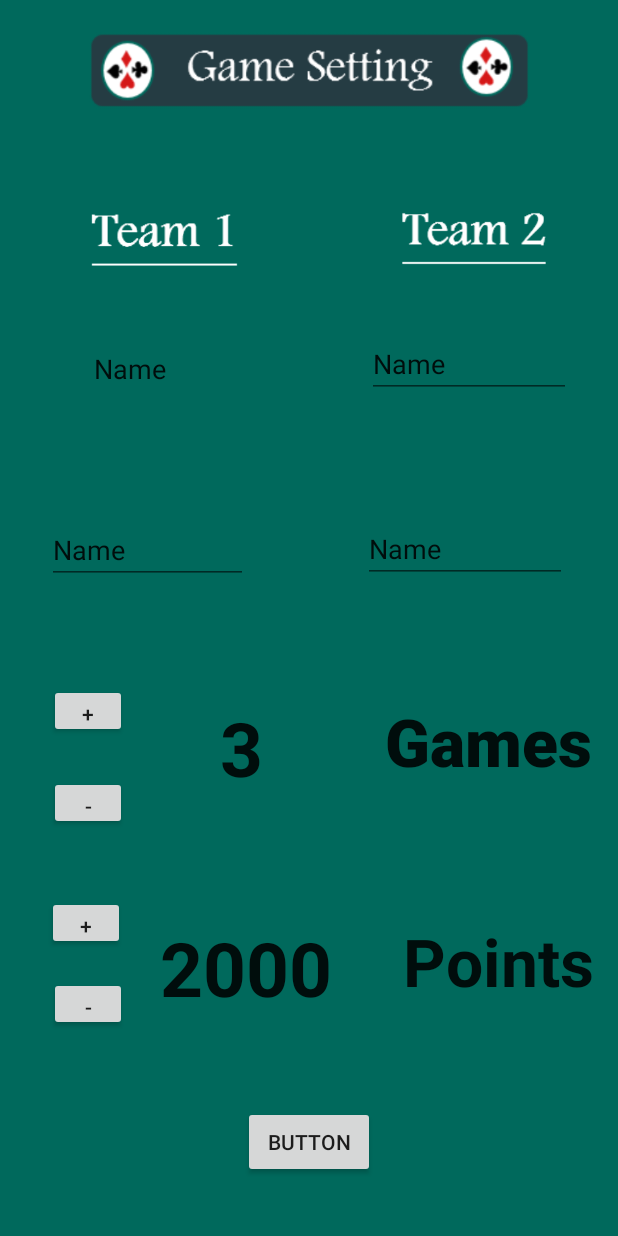
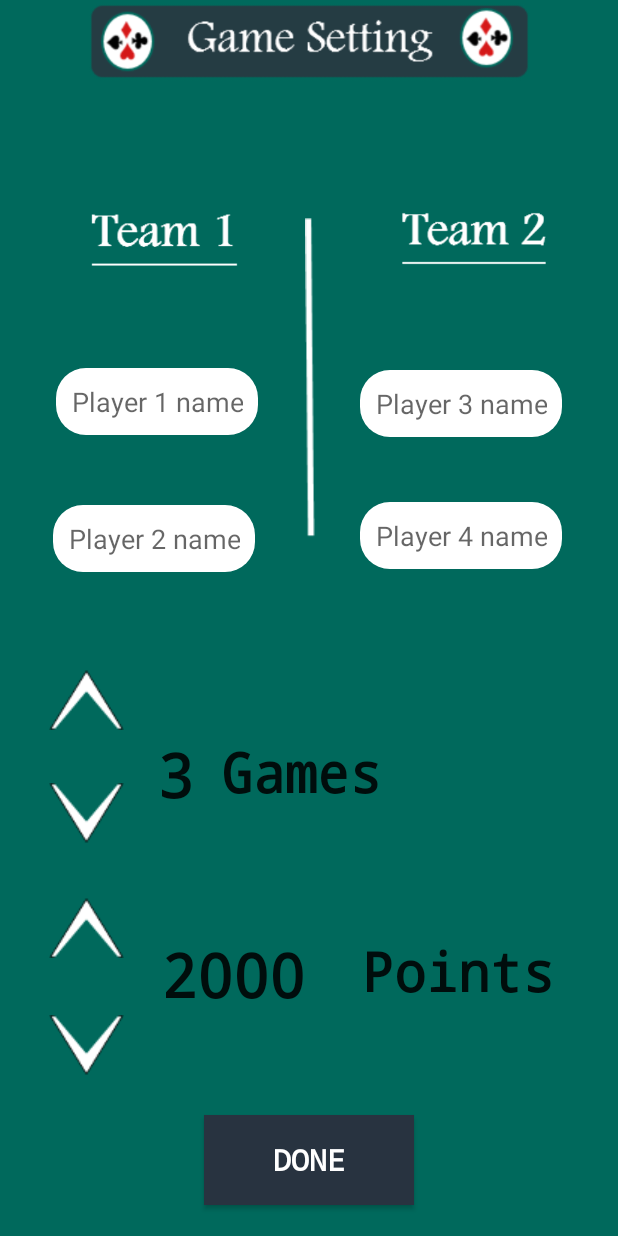
Before and after one commit to Binary-Team/Rachma-Android, an Android app: the BeloteSetting screen opened directly, with no data from a screen before it, on a phone screen of 412 x 824 dp. Run offline under Robolectric (Android 15) with nearby library versions, the phone set to English and light mode, and no system bars.

Commit message:
Belote Setting

```diff
--- a/app/src/main/AndroidManifest.xml
+++ b/app/src/main/AndroidManifest.xml
@@ -19,7 +19,8 @@
         </activity>
         <activity android:name=".RummySetting" />
         <activity android:name=".BeloteSetting" />
-        <activity android:name=".RummyScoreboard"></activity>
+        <activity android:name=".RummyScoreboard" />
+        <activity android:name=".BeloteScoreBoard"></activity>
     </application>
 
 </manifest>
--- /dev/null
+++ b/app/src/main/java/rachma/tn/team/binary/rachma/BeloteScoreBoard.java
@@ -0,0 +1,13 @@
+package rachma.tn.team.binary.rachma;
+
+import android.os.Bundle;
+import android.support.v7.app.AppCompatActivity;
+
+public class BeloteScoreBoard extends AppCompatActivity {
+
+    @Override
+    protected void onCreate(Bundle savedInstanceState) {
+        super.onCreate(savedInstanceState);
+        setContentView(R.layout.activity_belote_score_board);
+    }
+}
--- a/app/src/main/java/rachma/tn/team/binary/rachma/BeloteSetting.java
+++ b/app/src/main/java/rachma/tn/team/binary/rachma/BeloteSetting.java
@@ -1,13 +1,102 @@
 package rachma.tn.team.binary.rachma;
 
+import android.content.Intent;
 import android.os.Bundle;
 import android.support.v7.app.AppCompatActivity;
+import android.view.View;
+import android.widget.Button;
+import android.widget.EditText;
+import android.widget.ImageButton;
+import android.widget.TextView;
 
+//@Author Mohamed Amine Znaidi
 public class BeloteSetting extends AppCompatActivity {
+
+    TextView gamesNumberTV, pointsPerGameTV;
+    Button done;
+    ImageButton increaseGamesNumber, decreaseGamesNumber, increasePointsPerGame, decreasePointsPerGame;
+    EditText player1Team1, player2Team1, player1Team2, player2Team2;
+    Integer pointsPerGame = 2000, gamesNumber = 3;
 
     @Override
     protected void onCreate(Bundle savedInstanceState) {
         super.onCreate(savedInstanceState);
         setContentView(R.layout.activity_belote_setting);
+
+        gamesNumberTV = (TextView) findViewById(R.id.gamesNumber);
+        pointsPerGameTV = (TextView) findViewById(R.id.pointpergame);
+
+        done = (Button) findViewById(R.id.doneBeloteSetting);
+
+        player1Team1 = (EditText) findViewById(R.id.team1player1);
+        player2Team1 = (EditText) findViewById(R.id.team1player2);
+        player1Team2 = (EditText) findViewById(R.id.team2player1);
+        player2Team2 = (EditText) findViewById(R.id.team2player2);
+
+        increaseGamesNumber = (ImageButton) findViewById(R.id.increaseGamesNumber);
+        decreaseGamesNumber = (ImageButton) findViewById(R.id.decreaseGamesNumber);
+
+        increasePointsPerGame = (ImageButton) findViewById(R.id.increasePointsNumber);
+        decreasePointsPerGame = (ImageButton) findViewById(R.id.decreasePointsNumber);
+
+        increaseGamesNumber.setOnClickListener(new View.OnClickListener() {
+            @Override
+            public void onClick(View v) {
+                if (gamesNumber >= 1 && gamesNumber <= 5) {
+                    gamesNumber++;
+                } else {
+                    gamesNumber = 1;
+                }
+                gamesNumberTV.setText(gamesNumber.toString());
+            }
+        });
+
+        decreaseGamesNumber.setOnClickListener(new View.OnClickListener() {
+            @Override
+            public void onClick(View v) {
+                if (gamesNumber >= 1 && gamesNumber <= 5) {
+                    gamesNumber--;
+                } else {
+                    gamesNumber = 5;
+                }
+                gamesNumberTV.setText(gamesNumber.toString());
+            }
+        });
+
+        increasePointsPerGame.setOnClickListener(new View.OnClickListener() {
+            @Override
+            public void onClick(View v) {
+                if (pointsPerGame > 100 && pointsPerGame <= 5000) {
+                    pointsPerGame += 100;
+                }
+                pointsPerGameTV.setText(pointsPerGame.toString());
+            }
+        });
+        decreasePointsPerGame.setOnClickListener(new View.OnClickListener() {
+            @Override
+            public void onClick(View v) {
+                if (pointsPerGame >= 100 && pointsPerGame <= 5000) {
+                    pointsPerGame -= 100;
+                    pointsPerGameTV.setText(pointsPerGame.toString());
+                }
+            }
+        });
+
+        done.setOnClickListener(new View.OnClickListener() {
+            @Override
+            public void onClick(View v) {
+                Intent beloteScoreBoard = new Intent(getApplication(), BeloteScoreBoard.class);
+                beloteScoreBoard.putExtra("gamesNumber", gamesNumber);
+                beloteScoreBoard.putExtra("pointsPerGames", pointsPerGame);
+                beloteScoreBoard.putExtra("player1Team1", player1Team1.getText());
+                beloteScoreBoard.putExtra("player2Team1", player2Team1.getText());
+                beloteScoreBoard.putExtra("player1Team2", player1Team2.getText());
+                beloteScoreBoard.putExtra("player1Team2", player2Team2.getText());
+                startActivity(beloteScoreBoard);
+
+
+            }
+        });
+
     }
 }
--- /dev/null
+++ b/app/src/main/res/layout/activity_belote_score_board.xml
@@ -0,0 +1,8 @@
+<?xml version="1.0" encoding="utf-8"?>
+<android.support.constraint.ConstraintLayout xmlns:android="http://schemas.android.com/apk/res/android"
+    xmlns:tools="http://schemas.android.com/tools"
+    android:layout_width="match_parent"
+    android:layout_height="match_parent"
+    tools:context="rachma.tn.team.binary.rachma.BeloteScoreBoard">
+
+</android.support.constraint.ConstraintLayout>
--- a/app/src/main/res/layout/activity_belote_setting.xml
+++ b/app/src/main/res/layout/activity_belote_setting.xml
@@ -7,91 +7,103 @@
     android:background="@color/colorPrimary"
     tools:context="rachma.tn.team.binary.rachma.BeloteSetting">
 
+    <EditText
+        android:id="@+id/team2player2"
+        android:layout_width="wrap_content"
+        android:layout_height="wrap_content"
+        android:layout_margin="10dp"
+        android:layout_marginBottom="8dp"
+        android:layout_marginLeft="8dp"
+        android:layout_marginRight="8dp"
+        android:layout_marginTop="8dp"
+        android:background="@drawable/round_shape"
+
+        android:gravity="center"
+        android:hint="Player 4 name"
+        android:padding="10dp"
+        android:textColor="@color/colorPrimary"
+        app:layout_constraintBottom_toBottomOf="parent"
+        app:layout_constraintHorizontal_bias="0.893"
+        app:layout_constraintLeft_toLeftOf="parent"
+        app:layout_constraintRight_toRightOf="parent"
+        app:layout_constraintTop_toTopOf="parent"
+        app:layout_constraintVertical_bias="0.428" />
+
+    <EditText
+        android:id="@+id/team2player1"
+        android:layout_width="wrap_content"
+        android:layout_height="wrap_content"
+        android:layout_margin="10dp"
+        android:layout_marginBottom="8dp"
+        android:layout_marginLeft="8dp"
+        android:layout_marginRight="8dp"
+        android:layout_marginTop="8dp"
+        android:background="@drawable/round_shape"
+
+        android:gravity="center"
+        android:hint="Player 3 name"
+        android:padding="10dp"
+        android:textColor="@color/colorPrimary"
+        app:layout_constraintBottom_toBottomOf="parent"
+        app:layout_constraintHorizontal_bias="0.893"
+        app:layout_constraintLeft_toLeftOf="parent"
+        app:layout_constraintRight_toRightOf="parent"
+        app:layout_constraintTop_toTopOf="parent"
+        app:layout_constraintVertical_bias="0.312" />
+
     <ImageView
         android:id="@+id/imageView"
         android:layout_width="294dp"
         android:layout_height="70dp"
-        android:layout_marginTop="16dp"
+        android:layout_marginTop="-4dp"
         app:layout_constraintLeft_toLeftOf="parent"
         app:layout_constraintRight_toRightOf="parent"
         app:layout_constraintTop_toTopOf="parent"
         app:srcCompat="@drawable/gamesetting" />
 
     <EditText
-        android:id="@+id/editText"
-        android:layout_width="139dp"
-        android:layout_height="44dp"
+        android:id="@+id/team1player2"
+        android:layout_width="wrap_content"
+        android:layout_height="wrap_content"
+        android:layout_margin="10dp"
         android:layout_marginBottom="8dp"
-        android:layout_marginEnd="214dp"
-        android:layout_marginRight="214dp"
+        android:layout_marginLeft="8dp"
+        android:layout_marginRight="8dp"
         android:layout_marginTop="8dp"
-        android:ems="10"
-        android:inputType="textPersonName"
-        android:text="Name"
+        android:background="@drawable/round_shape"
+
+        android:gravity="center"
+        android:hint="Player 2 name"
+        android:padding="10dp"
+        android:textColor="@color/colorPrimary"
         app:layout_constraintBottom_toBottomOf="parent"
-        app:layout_constraintRight_toRightOf="parent"
-        app:layout_constraintTop_toTopOf="parent"
-        app:layout_constraintVertical_bias="0.284" />
-
-    <EditText
-        android:id="@+id/editText2"
-        android:layout_width="134dp"
-        android:layout_height="43dp"
-        android:layout_marginBottom="8dp"
-        android:layout_marginEnd="8dp"
-        android:layout_marginLeft="31dp"
-        android:layout_marginRight="8dp"
-        android:layout_marginStart="31dp"
-        android:layout_marginTop="8dp"
-        android:ems="10"
-        android:inputType="textPersonName"
-        android:text="Name"
-        app:layout_constraintBottom_toBottomOf="parent"
-        app:layout_constraintHorizontal_bias="0.0"
+        app:layout_constraintHorizontal_bias="0.098"
         app:layout_constraintLeft_toLeftOf="parent"
         app:layout_constraintRight_toRightOf="parent"
         app:layout_constraintTop_toTopOf="parent"
-        app:layout_constraintVertical_bias="0.442" />
+        app:layout_constraintVertical_bias="0.43" />
 
     <EditText
-        android:id="@+id/editText3"
-        android:layout_width="136dp"
-        android:layout_height="41dp"
+        android:id="@+id/team1player1"
+        android:layout_width="wrap_content"
+        android:layout_height="wrap_content"
+        android:layout_margin="10dp"
         android:layout_marginBottom="8dp"
-        android:layout_marginEnd="31dp"
         android:layout_marginLeft="8dp"
-        android:layout_marginRight="31dp"
-        android:layout_marginStart="8dp"
+        android:layout_marginRight="8dp"
         android:layout_marginTop="8dp"
-        android:ems="10"
-        android:inputType="textPersonName"
-        android:text="Name"
+        android:background="@drawable/round_shape"
+
+        android:gravity="center"
+        android:hint="Player 1 name"
+        android:padding="10dp"
+        android:textColor="@color/colorPrimary"
         app:layout_constraintBottom_toBottomOf="parent"
-        app:layout_constraintHorizontal_bias="1.0"
+        app:layout_constraintHorizontal_bias="0.106"
         app:layout_constraintLeft_toLeftOf="parent"
         app:layout_constraintRight_toRightOf="parent"
         app:layout_constraintTop_toTopOf="parent"
-        app:layout_constraintVertical_bias="0.282" />
-
-    <EditText
-        android:id="@+id/editText4"
-        android:layout_width="136dp"
-        android:layout_height="42dp"
-        android:layout_marginBottom="8dp"
-        android:layout_marginEnd="8dp"
-        android:layout_marginLeft="8dp"
-        android:layout_marginRight="8dp"
-        android:layout_marginStart="8dp"
-        android:layout_marginTop="8dp"
-        android:ems="10"
-        android:inputType="textPersonName"
-        android:text="Name"
-        app:layout_constraintBottom_toBottomOf="parent"
-        app:layout_constraintHorizontal_bias="0.9"
-        app:layout_constraintLeft_toLeftOf="parent"
-        app:layout_constraintRight_toRightOf="parent"
-        app:layout_constraintTop_toTopOf="parent"
-        app:layout_constraintVertical_bias="0.442" />
+        app:layout_constraintVertical_bias="0.31" />
 
     <ImageView
         android:id="@+id/imageView2"
@@ -126,159 +138,190 @@
         app:layout_constraintVertical_bias="0.162"
         app:srcCompat="@drawable/team1" />
 
-    <Button
-        android:id="@+id/button"
-        android:layout_width="52dp"
-        android:layout_height="36dp"
-        android:layout_marginBottom="8dp"
-        android:layout_marginEnd="8dp"
-        android:layout_marginLeft="8dp"
-        android:layout_marginRight="8dp"
-        android:layout_marginStart="8dp"
-        android:layout_marginTop="40dp"
-        android:text="+"
-        app:layout_constraintBottom_toBottomOf="parent"
-        app:layout_constraintHorizontal_bias="0.071"
-        app:layout_constraintLeft_toLeftOf="parent"
-        app:layout_constraintRight_toRightOf="parent"
-        app:layout_constraintTop_toTopOf="parent"
-        app:layout_constraintVertical_bias="0.562" />
-
-    <Button
-        android:id="@+id/button2"
-        android:layout_width="52dp"
-        android:layout_height="36dp"
-        android:layout_marginBottom="8dp"
-        android:layout_marginLeft="8dp"
-        android:layout_marginRight="8dp"
-        android:layout_marginTop="8dp"
-        android:text="-"
-        app:layout_constraintBottom_toBottomOf="parent"
-        app:layout_constraintHorizontal_bias="0.072"
-        app:layout_constraintLeft_toLeftOf="parent"
-        app:layout_constraintRight_toRightOf="parent"
-        app:layout_constraintTop_toTopOf="parent"
-        app:layout_constraintVertical_bias="0.66" />
-
-    <TextView
-        android:id="@+id/textView2"
+    <ImageButton
+        android:id="@+id/increaseGamesNumber"
         android:layout_width="wrap_content"
         android:layout_height="wrap_content"
         android:layout_marginBottom="8dp"
         android:layout_marginLeft="8dp"
         android:layout_marginRight="8dp"
         android:layout_marginTop="8dp"
-        android:text="3"
-        android:textAppearance="@style/TextAppearance.AppCompat.Body1"
-        android:textSize="50sp"
-        android:textStyle="bold"
+        android:layout_weight="0.5"
+        android:background="#00000000"
+        android:rotation="180"
+        android:src="@drawable/changeplayersnumber"
         app:layout_constraintBottom_toBottomOf="parent"
-        app:layout_constraintHorizontal_bias="0.377"
+        app:layout_constraintHorizontal_bias="0.072"
         app:layout_constraintLeft_toLeftOf="parent"
         app:layout_constraintRight_toRightOf="parent"
         app:layout_constraintTop_toTopOf="parent"
-        app:layout_constraintVertical_bias="0.617" />
+        app:layout_constraintVertical_bias="0.571" />
 
-    <TextView
-        android:id="@+id/textView3"
+    <ImageButton
+        android:id="@+id/decreaseGamesNumber"
         android:layout_width="wrap_content"
         android:layout_height="wrap_content"
         android:layout_marginBottom="8dp"
         android:layout_marginLeft="8dp"
         android:layout_marginRight="8dp"
         android:layout_marginTop="8dp"
-        android:text="Games"
-        android:textAppearance="@style/TextAppearance.AppCompat.Body2"
-        android:textSize="44dp"
-        android:textStyle="bold"
-        app:layout_constraintBottom_toBottomOf="parent"
-        app:layout_constraintHorizontal_bias="0.965"
-        app:layout_constraintLeft_toLeftOf="parent"
-        app:layout_constraintRight_toRightOf="parent"
-        app:layout_constraintTop_toTopOf="parent"
-        app:layout_constraintVertical_bias="0.609" />
-
-    <Button
-        android:id="@+id/button3"
-        android:layout_width="52dp"
-        android:layout_height="36dp"
-        android:layout_marginBottom="8dp"
-        android:layout_marginLeft="31dp"
-        android:layout_marginRight="8dp"
-        android:layout_marginTop="8dp"
-        android:text="+"
-        app:layout_constraintBottom_toBottomOf="parent"
-        app:layout_constraintHorizontal_bias="0.0"
-        app:layout_constraintLeft_toLeftOf="parent"
-        app:layout_constraintRight_toRightOf="parent"
-        app:layout_constraintTop_toTopOf="parent"
-        app:layout_constraintVertical_bias="0.763" />
-
-    <Button
-        android:id="@+id/button4"
-        android:layout_width="52dp"
-        android:layout_height="36dp"
-        android:layout_marginBottom="8dp"
-        android:layout_marginLeft="8dp"
-        android:layout_marginRight="8dp"
-        android:layout_marginTop="8dp"
-        android:text="-"
+        android:layout_weight="0.5"
+        android:background="#00000000"
+        android:src="@drawable/changeplayersnumber"
         app:layout_constraintBottom_toBottomOf="parent"
         app:layout_constraintHorizontal_bias="0.072"
         app:layout_constraintLeft_toLeftOf="parent"
         app:layout_constraintRight_toRightOf="parent"
         app:layout_constraintTop_toTopOf="parent"
-        app:layout_constraintVertical_bias="0.833" />
+        app:layout_constraintVertical_bias="0.669" />
 
-    <TextView
-        android:id="@+id/textView4"
-        android:layout_width="120dp"
-        android:layout_height="72dp"
+    <ImageButton
+        android:id="@+id/increasePointsNumber"
+        android:layout_width="wrap_content"
+        android:layout_height="wrap_content"
         android:layout_marginBottom="8dp"
         android:layout_marginLeft="8dp"
         android:layout_marginRight="8dp"
         android:layout_marginTop="8dp"
-        android:text="2000"
-        android:textAppearance="@style/TextAppearance.AppCompat.Body1"
-        android:textSize="50sp"
-        android:textStyle="bold"
+        android:layout_weight="0.5"
+        android:background="#00000000"
+        android:rotation="180"
+        android:src="@drawable/changeplayersnumber"
         app:layout_constraintBottom_toBottomOf="parent"
-        app:layout_constraintHorizontal_bias="0.358"
+        app:layout_constraintHorizontal_bias="0.072"
         app:layout_constraintLeft_toLeftOf="parent"
         app:layout_constraintRight_toRightOf="parent"
         app:layout_constraintTop_toTopOf="parent"
-        app:layout_constraintVertical_bias="0.82" />
+        app:layout_constraintVertical_bias="0.769" />
 
-    <Button
-        android:id="@+id/button5"
+    <ImageButton
+        android:id="@+id/decreasePointsNumber"
         android:layout_width="wrap_content"
         android:layout_height="wrap_content"
+        android:layout_marginBottom="16dp"
+        android:layout_marginLeft="8dp"
+        android:layout_marginRight="8dp"
+        android:layout_marginTop="8dp"
+        android:layout_weight="0.5"
+        android:background="#00000000"
+        android:src="@drawable/changeplayersnumber"
+        app:layout_constraintBottom_toBottomOf="parent"
+        app:layout_constraintHorizontal_bias="0.072"
+        app:layout_constraintLeft_toLeftOf="parent"
+        app:layout_constraintRight_toRightOf="parent"
+        app:layout_constraintTop_toTopOf="parent"
+        app:layout_constraintVertical_bias="0.88" />
+
+    <TextView
+        android:id="@+id/gamesNumber"
+        android:layout_width="26dp"
+        android:layout_height="48dp"
         android:layout_marginBottom="8dp"
+        android:layout_marginLeft="8dp"
+        android:layout_marginRight="8dp"
         android:layout_marginTop="8dp"
-        android:text="Button"
+        android:fontFamily="monospace"
+        android:text="3"
+        android:textAppearance="@style/TextAppearance.AppCompat.Body1"
+        android:textSize="40sp"
+        android:textStyle="bold"
+        app:layout_constraintBottom_toBottomOf="parent"
+        app:layout_constraintHorizontal_bias="0.263"
+        app:layout_constraintLeft_toLeftOf="parent"
+        app:layout_constraintRight_toRightOf="parent"
+        app:layout_constraintTop_toTopOf="parent"
+        app:layout_constraintVertical_bias="0.633" />
+
+    <TextView
+        android:id="@+id/textView3"
+        android:layout_width="118dp"
+        android:layout_height="48dp"
+        android:layout_marginBottom="8dp"
+        android:layout_marginLeft="8dp"
+        android:layout_marginRight="8dp"
+        android:layout_marginTop="8dp"
+        android:fontFamily="monospace"
+        android:text="Games"
+        android:textAppearance="@style/TextAppearance.AppCompat.Body2"
+        android:textSize="36dp"
+        android:textStyle="bold"
         app:layout_constraintBottom_toBottomOf="parent"
         app:layout_constraintLeft_toLeftOf="parent"
         app:layout_constraintRight_toRightOf="parent"
         app:layout_constraintTop_toTopOf="parent"
-        app:layout_constraintVertical_bias="0.96" />
+        app:layout_constraintVertical_bias="0.634" />
 
     <TextView
-        android:id="@+id/textView5"
-        android:layout_width="wrap_content"
-        android:layout_height="wrap_content"
+        android:id="@+id/pointpergame"
+        android:layout_width="113dp"
+        android:layout_height="48dp"
+        android:layout_marginBottom="8dp"
+        android:layout_marginLeft="8dp"
+        android:layout_marginRight="8dp"
+        android:layout_marginTop="8dp"
+        android:fontFamily="monospace"
+        android:text="2000"
+        android:textAppearance="@style/TextAppearance.AppCompat.Body2"
+        android:textSize="40sp"
+        android:textStyle="bold"
+        app:layout_constraintBottom_toBottomOf="parent"
+        app:layout_constraintHorizontal_bias="0.352"
+        app:layout_constraintLeft_toLeftOf="parent"
+        app:layout_constraintRight_toRightOf="parent"
+        app:layout_constraintTop_toTopOf="parent"
+        app:layout_constraintVertical_bias="0.809" />
+
+    <Button
+        android:id="@+id/doneBeloteSetting"
+        android:layout_width="140dp"
+        android:layout_height="60dp"
+        android:layout_marginBottom="8dp"
+        android:layout_marginTop="8dp"
+        android:background="@color/bluebt"
+        android:fontFamily="monospace"
+        android:text="Done"
+        android:textAlignment="center"
+        android:textColor="@android:color/white"
+        android:textSize="20sp"
+        android:textStyle="bold"
+        app:layout_constraintBottom_toBottomOf="parent"
+        app:layout_constraintLeft_toLeftOf="parent"
+        app:layout_constraintRight_toRightOf="parent"
+        app:layout_constraintTop_toTopOf="parent"
+        app:layout_constraintVertical_bias="0.983" />
+
+    <TextView
+        android:id="@+id/pointPerGame"
+        android:layout_width="135dp"
+        android:layout_height="48dp"
         android:layout_marginBottom="8dp"
         android:layout_marginLeft="8dp"
         android:layout_marginRight="16dp"
         android:layout_marginTop="8dp"
+        android:fontFamily="monospace"
         android:text="Points"
-        android:textAppearance="@style/TextAppearance.AppCompat.Body1"
-        android:textSize="44sp"
+        android:textAppearance="@style/TextAppearance.AppCompat.Body2"
+        android:textSize="36sp"
         android:textStyle="bold"
         app:layout_constraintBottom_toBottomOf="parent"
-        app:layout_constraintHorizontal_bias="1.0"
+        app:layout_constraintHorizontal_bias="0.924"
         app:layout_constraintLeft_toLeftOf="parent"
         app:layout_constraintRight_toRightOf="parent"
         app:layout_constraintTop_toTopOf="parent"
-        app:layout_constraintVertical_bias="0.805" />
+        app:layout_constraintVertical_bias="0.809" />
+
+    <ImageView
+        android:id="@+id/imageView5"
+        android:layout_width="17dp"
+        android:layout_height="214dp"
+        android:layout_marginBottom="8dp"
+        android:layout_marginTop="8dp"
+        app:layout_constraintBottom_toBottomOf="parent"
+        app:layout_constraintHorizontal_bias="0.501"
+        app:layout_constraintLeft_toLeftOf="parent"
+        app:layout_constraintRight_toRightOf="parent"
+        app:layout_constraintTop_toTopOf="parent"
+        app:layout_constraintVertical_bias="0.231"
+        app:srcCompat="@drawable/separation" />
 
 </android.support.constraint.ConstraintLayout>
--- a/app/src/main/res/values/colors.xml
+++ b/app/src/main/res/values/colors.xml
@@ -3,4 +3,5 @@
     <color name="colorPrimary">#00695c</color>
     <color name="colorPrimaryDark">#00897b</color>
     <color name="colorAccent">#00695c</color>
+    <color name="bluebt">#283340</color>
 </resources>
```
Also changed, not shown: app/src/main/res/drawable/separation.png (added).
